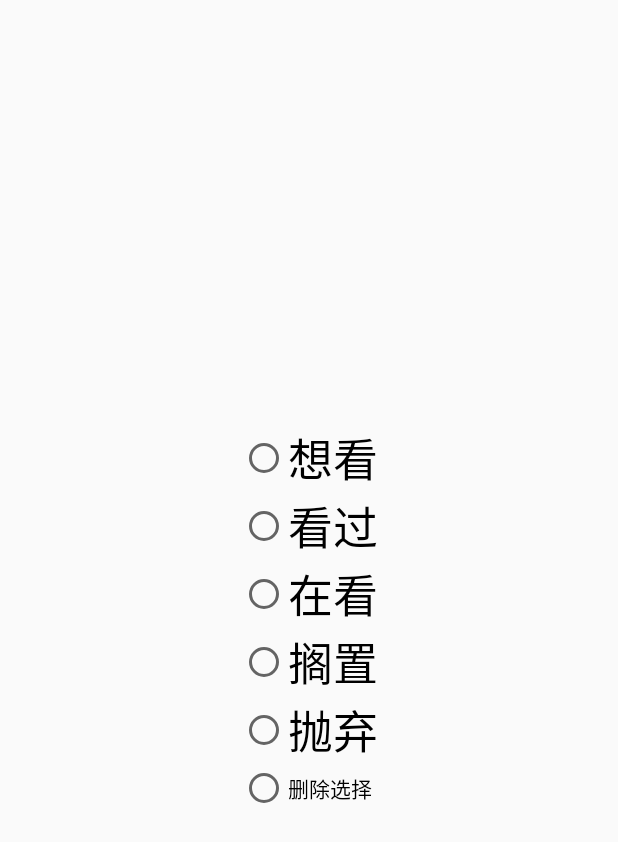
After one commit to 2247407869/Acgshelf-Andriod, an Android app: the DetailActivity screen opened directly, with no data from a screen before it, on a phone screen of 412 x 824 dp. The commit adds this screen. Shown: the top 842 px of the screen. Run offline under Robolectric (Android 15) with nearby library versions, the phone set to English and light mode, and no system bars.

Commit message:
v0.6.0番剧状态加至5种

```diff
--- a/app/build.gradle
+++ b/app/build.gradle
@@ -7,8 +7,8 @@ android {
         applicationId "com.example.lls.bangdan"
         minSdkVersion 15
         targetSdkVersion 26
-        versionCode 5
-        versionName "1.5.0"
+        versionCode 6
+        versionName "0.6.0"
         testInstrumentationRunner "android.support.test.runner.AndroidJUnitRunner"
     }
 
--- a/app/src/main/AndroidManifest.xml
+++ b/app/src/main/AndroidManifest.xml
@@ -20,6 +20,9 @@
                 <category android:name="android.intent.category.LAUNCHER" />
             </intent-filter>
         </activity>
+        <activity
+            android:launchMode="singleTop"
+            android:name=".DetailActivity"/>
     </application>
     <uses-permission android:name="android.permission.INTERNET" />
 
--- /dev/null
+++ b/app/src/main/java/com/example/lls/bangdan/DetailActivity.java
@@ -0,0 +1,83 @@
+package com.example.lls.bangdan;
+
+import android.content.Intent;
+import android.os.Bundle;
+import android.support.v7.app.AppCompatActivity;
+import android.widget.RadioButton;
+import android.widget.RadioGroup;
+import android.widget.Toast;
+
+/**
+ * Created by LLS on 2018/3/1.
+ */
+
+public class DetailActivity extends AppCompatActivity {
+    private String color;
+
+    @Override
+    public void onCreate(Bundle savedInstanceState){
+        super.onCreate(savedInstanceState);
+        setContentView(R.layout.activity_detail);
+        final Intent intent2 = getIntent();
+        color = intent2.getStringExtra("color");
+
+
+        RadioGroup radgroup = (RadioGroup) findViewById(R.id.radioGroup);
+        RadioButton radioButton1 = (RadioButton) findViewById(R.id.radioButton1);
+        RadioButton radioButton2 = (RadioButton) findViewById(R.id.radioButton2);
+        RadioButton radioButton3 = (RadioButton) findViewById(R.id.radioButton3);
+        RadioButton radioButton4 = (RadioButton) findViewById(R.id.radioButton4);
+        RadioButton radioButton5 = (RadioButton) findViewById(R.id.radioButton5);
+        if (color!=null){
+            switch (color){
+                case "1":
+                    radioButton1.setChecked(true);
+                    break;
+                case "2":
+                    radioButton2.setChecked(true);
+                    break;
+                case "3":
+                    radioButton3.setChecked(true);
+                    break;
+                case "4":
+                    radioButton4.setChecked(true);
+                    break;
+                case "5":
+                    radioButton5.setChecked(true);
+                    break;
+            }
+        }
+        //第一种获得单选按钮值的方法
+        //为radioGroup设置一个监听器:setOnCheckedChanged()
+        radgroup.setOnCheckedChangeListener(new RadioGroup.OnCheckedChangeListener() {
+            @Override
+            public void onCheckedChanged(RadioGroup group, int checkedId) {
+                RadioButton radbtn = (RadioButton) findViewById(checkedId);
+                switch (radbtn.getId()){
+                    case R.id.radioButton1:
+                        color = "1";
+                        break;
+                    case R.id.radioButton2:
+                        color = "2";
+                        break;
+                    case R.id.radioButton3:
+                        color = "3";
+                        break;
+                    case R.id.radioButton4:
+                        color = "4";
+                        break;
+                    case R.id.radioButton5:
+                        color = "5";
+                        break;
+                    case R.id.radioButton6:
+                        color = null;
+                        break;
+                }
+                intent2.putExtra("recolor",color);
+                setResult(0x123,intent2);
+                finish();
+            }
+        });
+
+    }
+}
--- /dev/null
+++ b/app/src/main/res/layout/activity_detail.xml
@@ -0,0 +1,69 @@
+<?xml version="1.0" encoding="utf-8"?>
+<android.support.constraint.ConstraintLayout xmlns:android="http://schemas.android.com/apk/res/android"
+    xmlns:app="http://schemas.android.com/apk/res-auto"
+    xmlns:tools="http://schemas.android.com/tools"
+    android:layout_width="match_parent"
+    android:layout_height="match_parent">
+
+    <RadioGroup
+        android:id="@+id/radioGroup"
+        android:layout_width="wrap_content"
+        android:layout_height="wrap_content"
+        android:layout_marginBottom="8dp"
+        android:layout_marginEnd="8dp"
+        android:layout_marginStart="8dp"
+        android:layout_marginTop="8dp"
+        app:layout_constraintBottom_toBottomOf="parent"
+        app:layout_constraintEnd_toEndOf="parent"
+        app:layout_constraintStart_toStartOf="parent"
+        app:layout_constraintTop_toTopOf="parent">
+
+        <RadioButton
+            android:id="@+id/radioButton1"
+            android:layout_width="wrap_content"
+            android:layout_height="wrap_content"
+            android:layout_weight="1"
+            android:text="想看"
+            android:textSize="30sp" />
+
+        <RadioButton
+            android:id="@+id/radioButton2"
+            android:layout_width="wrap_content"
+            android:layout_height="wrap_content"
+            android:layout_weight="1"
+            android:text="看过"
+            android:textSize="30sp" />
+
+        <RadioButton
+            android:id="@+id/radioButton3"
+            android:layout_width="wrap_content"
+            android:layout_height="wrap_content"
+            android:layout_weight="1"
+            android:text="在看"
+            android:textSize="30sp" />
+
+        <RadioButton
+            android:id="@+id/radioButton4"
+            android:layout_width="wrap_content"
+            android:layout_height="wrap_content"
+            android:layout_weight="1"
+            android:text="搁置"
+            android:textSize="30sp" />
+
+        <RadioButton
+            android:id="@+id/radioButton5"
+            android:layout_width="wrap_content"
+            android:layout_height="wrap_content"
+            android:layout_weight="1"
+            android:text="抛弃"
+            android:textSize="30sp" />
+
+        <RadioButton
+            android:id="@+id/radioButton6"
+            android:layout_width="wrap_content"
+            android:layout_height="wrap_content"
+            android:layout_weight="1"
+            android:text="删除选择" />
+    </RadioGroup>
+
+</android.support.constraint.ConstraintLayout>
```
Also changed, not shown: app/src/main/java/com/example/lls/bangdan/BaseAdapter.java (+17 -10 lines), app/src/main/java/com/example/lls/bangdan/MainActivity.java (+24 -11 lines).
